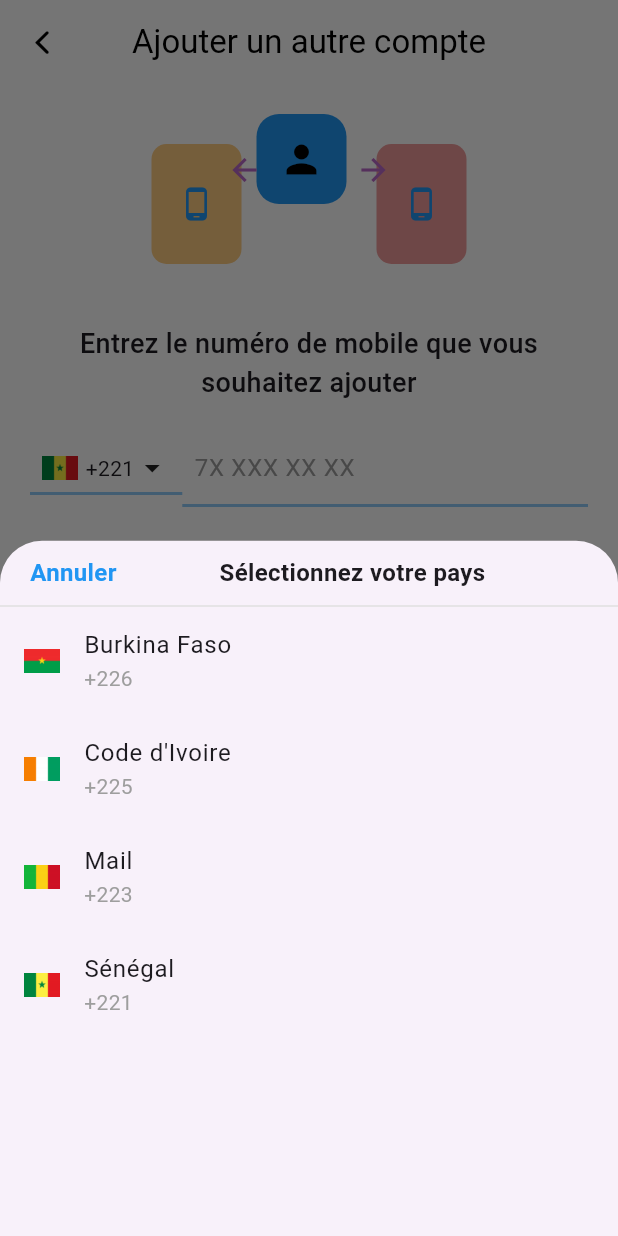
After one commit to LinhoDevops/clone_wave_flutter, a Flutter app: the AddAccountScreen screen opened directly, after a tap on "+221", on a phone screen of 412 x 824 dp. The commit adds this screen. Run offline on Flutter 3.47's test engine with Material 3 defaults, Android fonts, the light colour scheme and no system bars; our stand-ins replace camera, flutter_contacts, pretty_qr_code, toggle_switch.

Commit message:
ajouter un autre compte

```diff
--- /dev/null
+++ b/lib/models/country.dart
@@ -0,0 +1,8 @@
+class CountryModel {
+  final String name;
+  final String code;
+  final String indicator;
+
+  const CountryModel(
+      {required this.name, required this.code, required this.indicator});
+}
--- /dev/null
+++ b/lib/screen/account_creen.dart
@@ -0,0 +1,258 @@
+import 'package:flutter/cupertino.dart';
+import 'package:flutter/material.dart';
+import 'package:my_wave/widgets/phone_input_widget.dart';
+
+class AddAccountScreen extends StatefulWidget {
+  const AddAccountScreen({super.key});
+
+  @override
+  State<AddAccountScreen> createState() => _AddAccountScreenState();
+}
+
+class _AddAccountScreenState extends State<AddAccountScreen> {
+  // Variable pour stocker le numéro de téléphone entré
+  String phoneNumber = '';
+
+  @override
+  Widget build(BuildContext context) {
+    return Scaffold(
+      backgroundColor: Colors.white,
+      appBar: AppBar(
+        backgroundColor: Colors.transparent,
+        elevation: 0,
+        title: const Text(
+          'Ajouter un autre compte',
+          style: TextStyle(color: Colors.black),
+        ),
+        centerTitle: true,
+        leading: IconButton(
+          icon: const Icon(CupertinoIcons.back, color: Colors.black),
+          onPressed: () => Navigator.pop(context),
+        ),
+      ),
+      body: SafeArea(
+        child: Column(
+          children: [
+            // Zone supérieure avec l'image, le texte et le champ de saisie
+            Expanded(
+              child: SingleChildScrollView(
+                child: Column(
+                  children: [
+                    // Image d'illustration et texte
+                    const SizedBox(height: 20),
+                    Center(
+                      child: SizedBox(
+                        width: 250,
+                        height: 120,
+                        child: Stack(
+                          children: [
+                            // Phone images and penguin icon
+                            Positioned(
+                              left: 20,
+                              bottom: 20,
+                              child: Container(
+                                width: 60,
+                                height: 80,
+                                decoration: BoxDecoration(
+                                  color: Colors.orange.shade200,
+                                  borderRadius: BorderRadius.circular(10),
+                                ),
+                                child: const Icon(Icons.phone_android, color: Colors.blue),
+                              ),
+                            ),
+                            Positioned(
+                              top: 0,
+                              left: 90,
+                              child: Container(
+                                width: 60,
+                                height: 60,
+                                decoration: BoxDecoration(
+                                  color: Colors.blue,
+                                  borderRadius: BorderRadius.circular(15),
+                                ),
+                                child: const Icon(Icons.person, color: Colors.black, size: 30),
+                              ),
+                            ),
+                            Positioned(
+                              right: 20,
+                              bottom: 20,
+                              child: Container(
+                                width: 60,
+                                height: 80,
+                                decoration: BoxDecoration(
+                                  color: Colors.red.shade200,
+                                  borderRadius: BorderRadius.circular(10),
+                                ),
+                                child: const Icon(Icons.phone_android, color: Colors.blue),
+                              ),
+                            ),
+                            // Flèches
+                            Positioned(
+                              left: 70,
+                              top: 25,
+                              child: Icon(Icons.arrow_back, color: Colors.purple.shade300),
+                            ),
+                            Positioned(
+                              right: 70,
+                              top: 25,
+                              child: Icon(Icons.arrow_forward, color: Colors.purple.shade300),
+                            ),
+                          ],
+                        ),
+                      ),
+                    ),
+
+                    const SizedBox(height: 20),
+
+                    // Texte d'instruction
+                    const Padding(
+                      padding: EdgeInsets.symmetric(horizontal: 20),
+                      child: Text(
+                        'Entrez le numéro de mobile que vous souhaitez ajouter',
+                        style: TextStyle(
+                          fontSize: 18,
+                          fontWeight: FontWeight.w500,
+                        ),
+                        textAlign: TextAlign.center,
+                      ),
+                    ),
+
+                    const SizedBox(height: 20),
+
+                    // Utilisation du composant PhoneInputField
+                    PhoneInputField(
+                      initialPhoneNumber: phoneNumber, // Passage de la valeur
+                      onPhoneNumberChanged: (value) {
+                        setState(() {
+                          phoneNumber = value; // Mise à jour de la valeur
+                        });
+                      },
+                    ),
+
+                    const SizedBox(height: 100),
+                  ],
+                ),
+              ),
+            ),
+
+            // Bouton Suivant
+            Padding(
+              padding: const EdgeInsets.symmetric(horizontal: 20, vertical: 10),
+              child: ElevatedButton(
+                onPressed: phoneNumber.isNotEmpty ? () {
+                  // Action à effectuer quand on clique sur Suivant
+                  print('Numéro de téléphone saisi : $phoneNumber');
+                } : null,
+                style: ElevatedButton.styleFrom(
+                  backgroundColor: Colors.lightBlue.shade200,
+                  minimumSize: const Size(double.infinity, 50),
+                  shape: RoundedRectangleBorder(
+                    borderRadius: BorderRadius.circular(25),
+                  ),
+                  disabledBackgroundColor: Colors.lightBlue.shade100,
+                ),
+                child: const Text(
+                  'Suivant',
+                  style: TextStyle(
+                    fontSize: 16,
+                    color: Colors.white,
+                  ),
+                ),
+              ),
+            ),
+
+            // Clavier numérique
+            Container(
+              color: Colors.grey.shade200,
+              child: Column(
+                mainAxisSize: MainAxisSize.min,
+                children: [
+                  Row(
+                    children: [
+                      _buildKeypadButton('1', ''),
+                      _buildKeypadButton('2', 'ABC'),
+                      _buildKeypadButton('3', 'DEF'),
+                    ],
+                  ),
+                  Row(
+                    children: [
+                      _buildKeypadButton('4', 'GHI'),
+                      _buildKeypadButton('5', 'JKL'),
+                      _buildKeypadButton('6', 'MNO'),
+                    ],
+                  ),
+                  Row(
+                    children: [
+                      _buildKeypadButton('7', 'PQRS'),
+                      _buildKeypadButton('8', 'TUV'),
+                      _buildKeypadButton('9', 'WXYZ'),
+                    ],
+                  ),
+                  Row(
+                    children: [
+                      const Expanded(child: SizedBox()),
+                      _buildKeypadButton('0', ''),
+                      Expanded(
+                        child: InkWell(
+                          onTap: () {
+                            if (phoneNumber.isNotEmpty) {
+                              setState(() {
+                                phoneNumber = phoneNumber.substring(0, phoneNumber.length - 1);
+                              });
+                            }
+                          },
+                          child: Container(
+                            height: 50, // Réduit la hauteur du bouton
+                            alignment: Alignment.center,
+                            child: const Icon(Icons.backspace_outlined),
+                          ),
+                        ),
+                      ),
+                    ],
+                  ),
+                ],
+              ),
+            ),
+          ],
+        ),
+      ),
+    );
+  }
+
+  // Méthode pour construire les boutons du clavier
+  Widget _buildKeypadButton(String number, String letters) {
+    return Expanded(
+      child: InkWell(
+        onTap: () {
+          // Limite à 9 chiffres pour le numéro (sans compter l'indicatif +221)
+          if (phoneNumber.length < 9) {
+            setState(() {
+              phoneNumber += number;
+            });
+          }
+        },
+        child: Container(
+          height: 50, // Réduit la hauteur du bouton
+          decoration: BoxDecoration(
+            border: Border.all(color: Colors.grey.shade300, width: 0.5),
+            color: Colors.white,
+          ),
+          child: Column(
+            mainAxisAlignment: MainAxisAlignment.center,
+            children: [
+              Text(
+                number,
+                style: const TextStyle(fontSize: 20), // Police réduite
+              ),
+              if (letters.isNotEmpty)
+                Text(
+                  letters,
+                  style: const TextStyle(fontSize: 9), // Police réduite
+                ),
+            ],
+          ),
+        ),
+      ),
+    );
+  }
+}
--- a/lib/screen/home_screen.dart
+++ b/lib/screen/home_screen.dart
@@ -7,7 +7,6 @@ import 'package:my_wave/screen/settings_screen.dart';
 import 'package:my_wave/screen/transfer_screen.dart';
 
 
-import '../models/transaction.dart';
 import '../widgets/card_widget.dart';
 import 'credit_screen.dart';
 
--- a/lib/screen/settings_screen.dart
+++ b/lib/screen/settings_screen.dart
@@ -1,5 +1,6 @@
 import 'package:flutter/cupertino.dart';
 import 'package:flutter/material.dart';
+import 'package:my_wave/screen/account_creen.dart';
 
 class SettingsScreen extends StatefulWidget {
   const SettingsScreen({super.key});
@@ -54,7 +55,14 @@ class _SettingsScreenState extends State<SettingsScreen> {
                             shrinkWrap: true,
                             physics: const ClampingScrollPhysics(),
                             children: [
-                              Container(
+                              GestureDetector(
+                                onTap: () {
+                                  Navigator.push(
+                                    context,
+                                    MaterialPageRoute(builder: (context) => const AddAccountScreen()),
+                                  );
+                                },
+                                child: Container(
                                   padding: const EdgeInsets.symmetric(vertical: 16),
                                   child: const Row(
                                     children:  [
@@ -70,7 +78,7 @@ class _SettingsScreenState extends State<SettingsScreen> {
                                     ],
                                   ),
                                 ),
-
+                              ),
                             ],
                           ),
                         ),
--- a/lib/widgets/card_widget.dart
+++ b/lib/widgets/card_widget.dart
@@ -7,8 +7,12 @@ class CardWidget extends StatefulWidget {
   final double? height;
   final bool? isClickable;
 
-  const CardWidget(
-      {super.key, this.width, this.height, this.isClickable = false});
+  const CardWidget({
+    Key? key,
+    this.width,
+    this.height,
+    this.isClickable = false,
+  }) : super(key: key);
 
   @override
   State<CardWidget> createState() => _CardWidgetState();
@@ -24,7 +28,8 @@ class _CardWidgetState extends State<CardWidget> {
             context,
             MaterialPageRoute(
               builder: (context) => ScanScreen(),
-              ));
+            ),
+          );
         }
       },
       child: Align(
@@ -40,9 +45,16 @@ class _CardWidgetState extends State<CardWidget> {
               image: const AssetImage("assets/images/bg.png"),
               fit: BoxFit.cover,
               colorFilter: ColorFilter.mode(
-                      Colors.white.withOpacity(.3), BlendMode.srcIn))),
-          child: Center(
-            child: Container(
+                Colors.white.withOpacity(.3),
+                BlendMode.srcIn,
+              ),
+            ),
+          ),
+          child: Stack(
+            alignment: Alignment.center,
+            children: [
+              // Conteneur blanc au centre (QR code)
+              Container(
                 width: 110,
                 height: 122,
                 decoration: BoxDecoration(
@@ -67,16 +79,24 @@ class _CardWidgetState extends State<CardWidget> {
                           Icons.camera_alt_rounded,
                           size: 20,
                         ),
-                      SizedBox(
-                        width: 5,
-                      ),
-                      Text("Scanner")
+                        SizedBox(width: 5),
+                        Text("Scanner"),
                       ],
                     )
-                      : const SizedBox.shrink()
+                        : const SizedBox.shrink(),
                   ],
                 ),
               ),
+              Positioned(
+                bottom: 20,
+                right: 10,
+                child: Image.asset(
+                  'assets/images/launcher.png',
+                  width: 50,
+                  height: 50,
+                ),
+              ),
+            ],
           ),
         ),
       ),
--- /dev/null
+++ b/lib/widgets/phone_input_widget.dart
@@ -0,0 +1,210 @@
+import 'package:flutter/material.dart';
+import 'package:my_wave/models/country.dart';
+
+class PhoneInputField extends StatefulWidget {
+  final ValueChanged<String>? onPhoneNumberChanged;
+  final String initialPhoneNumber; // Nouveau paramètre
+
+  const PhoneInputField({
+    Key? key,
+    this.onPhoneNumberChanged,
+    required this.initialPhoneNumber, // Initialisation du paramètre
+  }) : super(key: key);
+
+  @override
+  _PhoneInputFieldState createState() => _PhoneInputFieldState();
+}
+
+class _PhoneInputFieldState extends State<PhoneInputField> {
+  late TextEditingController _controller; // Controller pour le TextField
+  CountryModel selectedCountry = const CountryModel(
+    name: 'Sénégal',
+    code: '+221',
+    indicator: 'assets/images/pays/SN.png',
+  );
+
+  final List<CountryModel> countries = [
+    const CountryModel(name: 'Burkina Faso', code: '+226', indicator: 'assets/images/pays/BF.png'),
+    const CountryModel(name: 'Code d\'Ivoire', code: '+225', indicator: 'assets/images/pays/CI.png'),
+    const CountryModel(name: 'Mail', code: '+223', indicator: 'assets/images/pays/ML.png'),
+    const CountryModel(name: 'Sénégal', code: '+221', indicator: 'assets/images/pays/SN.png'),
+    // Ajoutez d'autres pays ici
+  ];
+
+  @override
+  void initState() {
+    super.initState();
+    _controller = TextEditingController(text: widget.initialPhoneNumber); // Initialisation du controller
+  }
+
+  @override
+  void didUpdateWidget(PhoneInputField oldWidget) {
+    super.didUpdateWidget(oldWidget);
+    // Mettre à jour le contrôleur si la valeur initiale change
+    if (widget.initialPhoneNumber != oldWidget.initialPhoneNumber) {
+      _controller.text = widget.initialPhoneNumber;
+    }
+  }
+
+  @override
+  void dispose() {
+    _controller.dispose(); // Nettoyage du controller
+    super.dispose();
+  }
+
+  void _showCountryPicker() {
+    showModalBottomSheet(
+      context: context,
+      builder: (BuildContext context) {
+        return Column(
+          children: [
+            // Bouton "Annuler" et titre "Sélectionnez votre pays"
+            Container(
+              padding: const EdgeInsets.symmetric(vertical: 10, horizontal: 20),
+              decoration: BoxDecoration(
+                border: Border(
+                  bottom: BorderSide(color: Colors.grey.shade300, width: 1),
+                ),
+              ),
+              child: Row(
+                children: [
+                  // Bouton "Annuler"
+                  GestureDetector(
+                    onTap: () {
+                      Navigator.pop(context); // Fermer le modal
+                    },
+                    child: const Text(
+                      'Annuler',
+                      style: TextStyle(
+                        fontSize: 16,
+                        color: Colors.blue,
+                        fontWeight: FontWeight.bold,
+                      ),
+                    ),
+                  ),
+
+                  // Espace flexible pour centrer le texte
+                  Expanded(
+                    child: Center(
+                      child: const Text(
+                        'Sélectionnez votre pays',
+                        style: TextStyle(
+                          fontSize: 16,
+                          fontWeight: FontWeight.bold,
+                        ),
+                      ),
+                    ),
+                  ),
+                ],
+              ),
+            ),
+
+            // Liste des pays
+            Expanded(
+              child: ListView.builder(
+                itemCount: countries.length,
+                itemBuilder: (context, index) {
+                  final country = countries[index];
+                  return ListTile(
+                    leading: Image.asset(
+                      country.indicator,
+                      width: 24,
+                      height: 16,
+                      fit: BoxFit.cover,
+                    ),
+                    title: Text(
+                      country.name,
+                      style: const TextStyle(fontSize: 16),
+                    ),
+                    subtitle: Text(
+                      country.code,
+                      style: const TextStyle(fontSize: 14, color: Colors.grey),
+                    ),
+                    onTap: () {
+                      setState(() {
+                        selectedCountry = country;
+                      });
+                      Navigator.pop(context); // Fermer le modal après sélection
+                    },
+                  );
+                },
+              ),
+            ),
+          ],
+        );
+      },
+    );
+  }
+  // Méthode pour déterminer le format du numéro
+  String _getPhoneNumberFormat() {
+    if (selectedCountry.code == '+221') {
+      return '7X XXX XX XX'; // Format pour le Sénégal
+    } else {
+      return 'XX XX XX XX'; // Format par défaut pour les autres pays
+    }
+  }
+
+  @override
+  Widget build(BuildContext context) {
+    return Padding(
+      padding: const EdgeInsets.symmetric(horizontal: 20),
+      child: Row(
+        children: [
+          // Indicatif pays avec drapeau
+          GestureDetector(
+            onTap: _showCountryPicker,
+            child: Container(
+              padding: const EdgeInsets.symmetric(horizontal: 8, vertical: 4),
+              decoration: BoxDecoration(
+                border: Border(
+                  bottom: BorderSide(color: Colors.blue.shade200, width: 2),
+                ),
+              ),
+              child: Row(
+                children: [
+                  // Drapeau du pays
+                  Image.asset(
+                    selectedCountry.indicator,
+                    width: 24,
+                    height: 16,
+                    fit: BoxFit.cover,
+                  ),
+                  const SizedBox(width: 5),
+                  Text(selectedCountry.code),
+                  const Icon(Icons.arrow_drop_down),
+                ],
+              ),
+            ),
+          ),
+
+          // Champ de saisie du numéro
+          Expanded(
+            child: Container(
+              padding: const EdgeInsets.symmetric(horizontal: 8),
+              decoration: BoxDecoration(
+                border: Border(
+                  bottom: BorderSide(color: Colors.blue.shade200, width: 2),
+                ),
+              ),
+              child: TextField(
+                controller: _controller, // Utilisation du controller
+                decoration: InputDecoration(
+                  hintText: _getPhoneNumberFormat(), // Format dynamique
+                  hintStyle: const TextStyle(color: Colors.grey),
+                  border: InputBorder.none,
+                ),
+                style: const TextStyle(fontSize: 16, color: Colors.black),
+                keyboardType: TextInputType.phone,
+                onChanged: (value) {
+                  if (widget.onPhoneNumberChanged != null) {
+                    widget.onPhoneNumberChanged!(value); // Mise à jour du numéro
+                  }
+                },
+              ),
+            ),
+          ),
+        ],
+      ),
+    );
+  }
+}
--- a/pubspec.yaml
+++ b/pubspec.yaml
@@ -68,6 +68,11 @@ flutter:
   assets:
     - assets/
     - assets/images/
+    - assets/images/pays/
+    - assets/images/pays/BF.png
+    - assets/images/pays/CI.png
+    - assets/images/pays/ML.png
+    - assets/images/pays/SN.png
     - assets/images/uba.png
     - assets/images/ecobank.png
     - assets/images/bis.png
```
Also changed, not shown: assets/images/launcher.png, assets/images/pays/BF.png (added), assets/images/pays/CI.png (added), assets/images/pays/ML.png (added), assets/images/pays/SN.png (added). Lines whose indentation alone changed are shown as unchanged.
